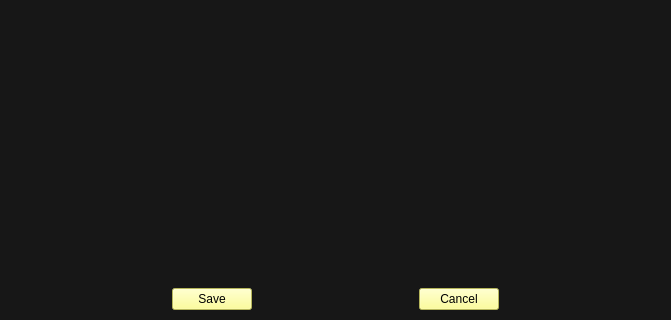
Before: the Qt Designer form settingswindow.ui in AdunanzA/Tsunami, drawn with Qt 5; both pictures show x 0 to 671 and y 216 to 536 of the 671 by 536 pixel window.
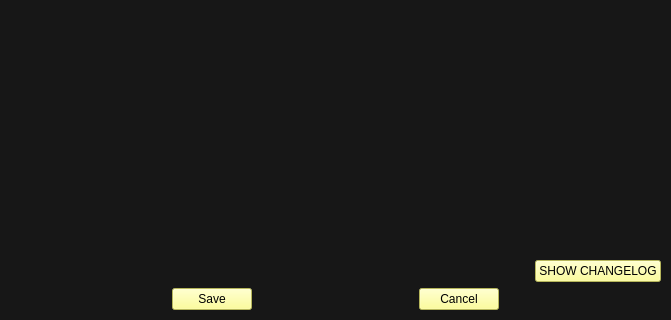
After: the same form once the commit is applied. Icons and pictures are not drawn.

```diff
--- a/settingswindow.ui
+++ b/settingswindow.ui
@@ -340,6 +340,34 @@
        </property>
       </spacer>
      </item>
+     <item>
+      <layout class="QHBoxLayout" name="horizontalLayout_3">
+       <item>
+        <spacer name="horizontalSpacer_4">
+         <property name="orientation">
+          <enum>Qt::Horizontal</enum>
+         </property>
+         <property name="sizeHint" stdset="0">
+          <size>
+           <width>40</width>
+           <height>20</height>
+          </size>
+         </property>
+        </spacer>
+       </item>
+       <item>
+        <widget class="QPushButton" name="pushButton">
+         <property name="styleSheet">
+          <string notr="true">background-color: rgb(255, 255, 127);
+color: rgb(0, 0, 0);</string>
+         </property>
+         <property name="text">
+          <string>SHOW CHANGELOG</string>
+         </property>
+        </widget>
+       </item>
+      </layout>
+     </item>
      <item>
       <layout class="QHBoxLayout" name="horizontalLayout">
        <item>
```
